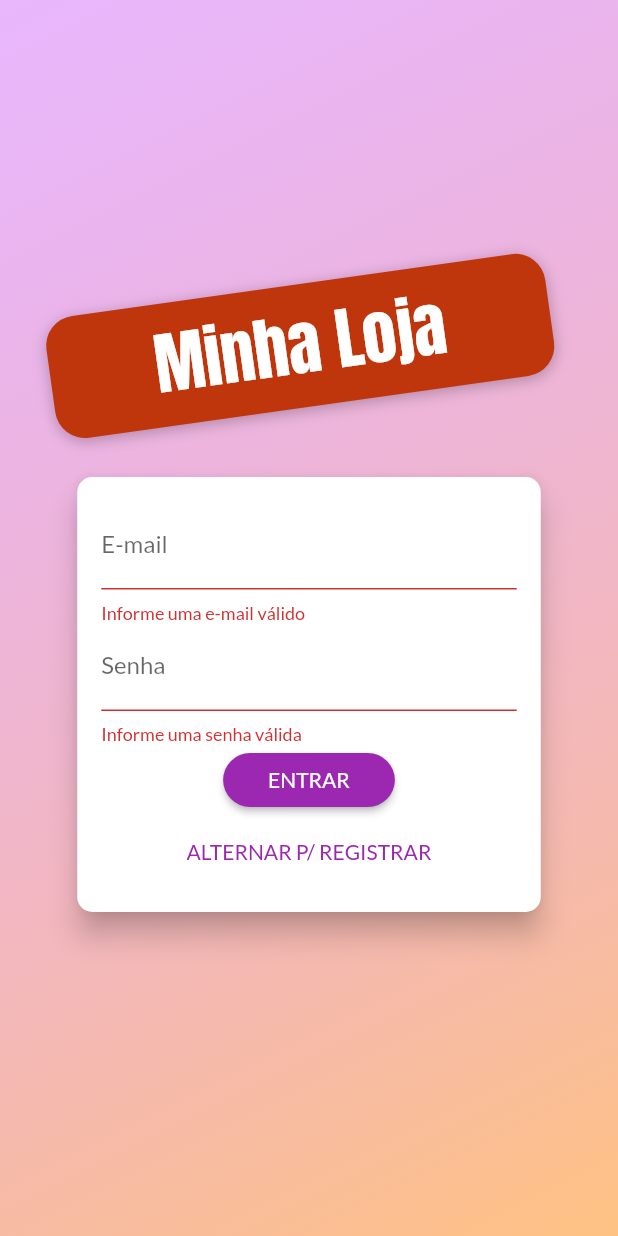
After one commit to gian418/shop-flutter, a Flutter app: the screen it shows after launch, after a tap on "ENTRAR", on a phone screen of 412 x 824 dp. The commit adds this screen. Run offline on Flutter 3.47's test engine with Material 2 defaults, Android fonts, the phone set to English and light mode, and no system bars; our stand-ins replace shared_preferences; network calls fail.

Commit message:
autenticacao de usuario

```diff
--- /dev/null
+++ b/lib/data/store.dart
@@ -0,0 +1,33 @@
+import 'dart:convert';
+
+import 'package:shared_preferences/shared_preferences.dart';
+
+class Store {
+  static Future<void> saveString(String key, String value) async {
+    final prefs = await SharedPreferences.getInstance();
+    prefs.setString(key, value);
+  }
+
+  static Future<void> saveMap(String key, Map<String, dynamic> value) async {
+    saveString(key, json.encode(value));
+  }
+
+  static Future<String> getString(String key) async {
+    final prefs = await SharedPreferences.getInstance();
+    return prefs.getString(key);
+  }
+
+  static Future<Map<String, dynamic>> getMap(String key) async {
+    try {
+      Map<String, dynamic> map = json.decode(await getString(key));
+      return map;
+    } catch (_) {
+      return null;
+    }
+  }
+
+  static Future<bool> remove(String key) async {
+    final prefs = await SharedPreferences.getInstance();
+    return prefs.remove(key);
+  }
+}
--- /dev/null
+++ b/lib/exceptions/auth_exception.dart
@@ -0,0 +1,23 @@
+class AuthException implements Exception {
+  static const Map<String, String> errors = {
+    "EMAIL_EXISTS": "E-mail existe",
+    "OPERATION_NOT_ALLOWED": "Operação não permitida",
+    "TOO_MANY_ATTEMPTS_TRY_LATER": "Tente mais tarde",
+    "EMAIL_NOT_FOUND": "E-mail não encontrado",
+    "INVALID_PASSWORD": "Senha inválida",
+    "USER_DISABLED": "Usu[ario desativado",
+  };
+
+  final String key;
+
+  const AuthException(this.key);
+
+  @override
+  String toString() {
+    if (errors.containsKey(key)) {
+      return errors[key];
+    }
+
+    return "Ocorreu um na autenticação";
+  }
+}
--- a/lib/main.dart
+++ b/lib/main.dart
@@ -1,9 +1,10 @@
 import 'package:flutter/material.dart';
 import 'package:provider/provider.dart';
+import 'package:shop/providers/auth.dart';
+import 'package:shop/views/auth_home_screen.dart';
 
 import './utils/app_routes.dart';
 
-import './views/products_overview_screen.dart';
 import './views/product_detail_screen.dart';
 import './views/cart_screen.dart';
 import './views/orders_screen.dart';
@@ -22,13 +23,26 @@ class MyApp extends StatelessWidget {
     return MultiProvider(
       providers: [
         ChangeNotifierProvider(
+          create: (_) => new Auth(),
+        ),
+        ChangeNotifierProxyProvider<Auth, Products>(
           create: (_) => new Products(),
+          update: (ctx, auth, previousProducts) => new Products(
+            auth.token,
+            auth.userId,
+            previousProducts.items,
+          ),
         ),
         ChangeNotifierProvider(
           create: (_) => new Cart(),
         ),
-        ChangeNotifierProvider(
+        ChangeNotifierProxyProvider<Auth, Orders>(
           create: (_) => new Orders(),
+          update: (ctx, auth, previousOrders) => new Orders(
+            auth.token,
+            auth.userId,
+            previousOrders.items,
+          ),
         ),
       ],
       child: MaterialApp(
@@ -40,7 +54,7 @@ class MyApp extends StatelessWidget {
         ),
         // home: ProductOverviewScreen(),
         routes: {
-          AppRoutes.HOME: (ctx) => ProductOverviewScreen(),
+          AppRoutes.AUTH_HOME: (ctx) => AuthOrHomeScreen(),
           AppRoutes.PRODUCT_DETAIL: (ctx) => ProductDetailScreen(),
           AppRoutes.CART: (ctx) => CartScreen(),
           AppRoutes.ORDERS: (ctx) => OrdersScreen(),
--- /dev/null
+++ b/lib/providers/auth.dart
@@ -0,0 +1,127 @@
+import 'dart:async';
+import 'dart:convert';
+
+import 'package:flutter/material.dart';
+import 'package:http/http.dart';
+import 'package:shop/data/store.dart';
+import 'package:shop/exceptions/auth_exception.dart';
+import 'package:shop/utils/constants.dart';
+
+class Auth with ChangeNotifier {
+  static const _baseUrlAuth = Constants.BASE_API_URL_AUTH;
+  static const _apiKey = Constants.API_KEY;
+  String _token;
+  DateTime _expiryDate;
+  String _userId;
+  Timer _logoutTimer;
+
+  String get userId {
+    return isAuth ? _userId : null;
+  }
+
+  bool get isAuth {
+    return token != null;
+  }
+
+  String get token {
+    if (_token != null &&
+        _expiryDate != null &&
+        _expiryDate.isAfter(DateTime.now())) {
+      return _token;
+    }
+
+    return null;
+  }
+
+  Future<void> _authenticate(
+      String email, String password, String urlSegment) async {
+    final response = await post(
+      "$_baseUrlAuth$urlSegment$_apiKey",
+      body: json.encode({
+        "email": email,
+        "password": password,
+        "returnSecureToken": true,
+      }),
+    );
+
+    final responseBody = json.decode(response.body);
+    if (responseBody["error"] != null) {
+      throw AuthException(responseBody["error"]["message"]);
+    } else {
+      _token = responseBody["idToken"];
+      _userId = responseBody["localId"];
+      _expiryDate = DateTime.now().add(
+        Duration(
+          seconds: int.parse(responseBody["expiresIn"]),
+        ),
+      );
+
+      Store.saveMap('userData', {
+        "token": _token,
+        "userId": _userId,
+        "expiryDate": _expiryDate.toIso8601String(),
+      });
+
+      _autoLogout();
+      notifyListeners();
+    }
+
+    return Future.value();
+  }
+
+  Future<void> signup(String email, String password) async {
+    return _authenticate(email, password, Constants.AUTH_SINGUP_URL);
+  }
+
+  Future<void> login(String email, String password) async {
+    return _authenticate(email, password, Constants.AUTH_LOGIN_URL);
+  }
+
+  Future<void> tryAutoLogin() async {
+    if (isAuth) {
+      return Future.value();
+    }
+
+    final userData = await Store.getMap('userData');
+
+    if (userData == null) {
+      return Future.value();
+    }
+
+    final expiryDate = DateTime.parse(userData["expiryDate"]);
+    if (expiryDate.isBefore(DateTime.now())) {
+      return Future.value();
+    }
+
+    _userId = userData["userId"];
+    _token = userData["token"];
+    _expiryDate = expiryDate;
+
+    _autoLogout();
+    notifyListeners();
+    return Future.value();
+  }
+
+  void logout() {
+    _token = null;
+    _userId = null;
+    _expiryDate = null;
+
+    if (_logoutTimer != null) {
+      _logoutTimer.cancel();
+      _logoutTimer = null;
+    }
+
+    Store.remove('userData');
+    notifyListeners();
+  }
+
+  void _autoLogout() {
+    if (_logoutTimer != null) {
+      _logoutTimer.cancel();
+    }
+
+    final timeToLogout = _expiryDate.difference(DateTime.now()).inSeconds;
+    _logoutTimer = Timer(Duration(seconds: timeToLogout), logout);
+  }
+}
--- a/lib/providers/orders.dart
+++ b/lib/providers/orders.dart
@@ -24,6 +24,10 @@ class Order {
 class Orders with ChangeNotifier {
   final String _baseUrl = '${Constants.BASE_API_URL}/orders';
   List<Order> _items = [];
+  String _token;
+  String _userId;
+
+  Orders([this._token, this._userId, this._items = const []]);
 
   List<Order> get items {
     return [..._items];
@@ -36,7 +40,7 @@ class Orders with ChangeNotifier {
   Future<void> addOrder(Cart cart) async {
     final date = DateTime.now();
     final response = await http.post(
-      "$_baseUrl.json",
+      "$_baseUrl/$_userId.json?auth=$_token",
       body: json.encode({
         'total': cart.totalAmount,
         'date': date.toIso8601String(),
@@ -67,7 +71,7 @@ class Orders with ChangeNotifier {
 
   Future<void> loadOrders() async {
     List<Order> loadedItems = [];
-    final response = await http.get("$_baseUrl.json");
+    final response = await http.get("$_baseUrl/$_userId.json?auth=$_token");
     Map<String, dynamic> data = json.decode(response.body);
 
     if (data != null) {
--- a/lib/utils/app_routes.dart
+++ b/lib/utils/app_routes.dart
@@ -1,5 +1,6 @@
 class AppRoutes {
-  static const HOME = '/';
+  static const AUTH_HOME = '/';
+  static const HOME = '/home';
   static const PRODUCT_DETAIL = '/product-detail';
   static const CART = '/cart';
   static const ORDERS = '/orders';
--- a/lib/utils/constants.dart
+++ b/lib/utils/constants.dart
@@ -1,3 +1,8 @@
 class Constants {
   static const BASE_API_URL = 'https://flutter-gha.firebaseio.com';
+  static const BASE_API_URL_AUTH =
+      'https://identitytoolkit.googleapis.com/v1/accounts:';
+  static const AUTH_SINGUP_URL = 'signUp?key=';
+  static const AUTH_LOGIN_URL = 'signInWithPassword?key=';
+  static const API_KEY = 'AIzaSyDXQBVizDpwNrYo7a79s3hRAChqf-Pr5PM';
 }
--- /dev/null
+++ b/lib/views/auth_home_screen.dart
@@ -0,0 +1,24 @@
+import 'package:flutter/material.dart';
+import 'package:provider/provider.dart';
+import 'package:shop/providers/auth.dart';
+import 'package:shop/views/auth_screen.dart';
+import 'package:shop/views/products_overview_screen.dart';
+
+class AuthOrHomeScreen extends StatelessWidget {
+  @override
+  Widget build(BuildContext context) {
+    Auth auth = Provider.of(context);
+    return FutureBuilder(
+      future: auth.tryAutoLogin(),
+      builder: (ctx, snapshot) {
+        if (snapshot.connectionState == ConnectionState.waiting) {
+          return Center(child: CircularProgressIndicator());
+        } else if (snapshot.error != null) {
+          return Center(child: Text('Ocoreu um erro.'));
+        } else {
+          return auth.isAuth ? ProductOverviewScreen() : AuthScreen();
+        }
+      },
+    );
+  }
+}
--- /dev/null
+++ b/lib/views/auth_screen.dart
@@ -0,0 +1,64 @@
+import 'dart:math';
+
+import 'package:flutter/material.dart';
+import 'package:shop/widgets/auth_card.dart';
+
+class AuthScreen extends StatelessWidget {
+  @override
+  Widget build(BuildContext context) {
+    return Scaffold(
+      body: Stack(
+        children: <Widget>[
+          Container(
+            decoration: BoxDecoration(
+              gradient: LinearGradient(
+                colors: [
+                  Color.fromRGBO(215, 117, 255, 0.5),
+                  Color.fromRGBO(255, 188, 117, 0.9),
+                ],
+                begin: Alignment.topLeft,
+                end: Alignment.bottomRight,
+              ),
+            ),
+          ),
+          Container(
+            width: double.infinity,
+            child: Column(
+              mainAxisAlignment: MainAxisAlignment.center,
+              crossAxisAlignment: CrossAxisAlignment.center,
+              children: <Widget>[
+                Container(
+                  margin: EdgeInsets.only(bottom: 20.0),
+                  padding: EdgeInsets.symmetric(
+                    vertical: 8,
+                    horizontal: 70,
+                  ),
+                  transform: Matrix4.rotationZ(-8 * pi / 180)..translate(-10.0),
+                  decoration: BoxDecoration(
+                      borderRadius: BorderRadius.circular(20),
+                      color: Colors.deepOrange.shade900,
+                      boxShadow: [
+                        BoxShadow(
+                          blurRadius: 8,
+                          color: Colors.black26,
+                          offset: Offset(0, 2),
+                        ),
+                      ]),
+                  child: Text(
+                    "Minha Loja",
+                    style: TextStyle(
+                      color: Theme.of(context).accentTextTheme.headline6.color,
+                      fontSize: 45,
+                      fontFamily: 'Anton',
+                    ),
+                  ),
+                ),
+                AuthCard(),
+              ],
+            ),
+          )
+        ],
+      ),
+    );
+  }
+}
--- /dev/null
+++ b/lib/widgets/auth_card.dart
@@ -0,0 +1,170 @@
+import 'package:flutter/material.dart';
+import 'package:provider/provider.dart';
+import 'package:shop/exceptions/auth_exception.dart';
+import 'package:shop/providers/auth.dart';
+
+enum AuthMode { Signup, Login }
+
+class AuthCard extends StatefulWidget {
+  @override
+  _AuthCardState createState() => _AuthCardState();
+}
+
+class _AuthCardState extends State<AuthCard> {
+  GlobalKey<FormState> _form = GlobalKey();
+  bool _isLoading = false;
+  AuthMode _authMode = AuthMode.Login;
+  final _passwordController = TextEditingController();
+  final Map<String, String> _authData = {
+    'email': '',
+    'password': '',
+  };
+
+  void _showErrorDialog(String msg) {
+    showDialog(
+      context: context,
+      builder: (ctx) => AlertDialog(
+        title: Text("Ocorreu um erro"),
+        content: Text(msg),
+        actions: <Widget>[
+          FlatButton(
+            onPressed: () {
+              Navigator.of(context).pop();
+            },
+            child: Text("Fechar"),
+          ),
+        ],
+      ),
+    );
+  }
+
+  Future<void> _submit() async {
+    if (!_form.currentState.validate()) {
+      return;
+    }
+
+    setState(() {
+      _isLoading = true;
+    });
+
+    _form.currentState.save();
+    Auth auth = Provider.of<Auth>(context, listen: false);
+
+    try {
+      if (_authMode == AuthMode.Login) {
+        await auth.login(_authData["email"], _authData["password"]);
+      } else {
+        await auth.signup(_authData["email"], _authData["password"]);
+      }
+    } on AuthException catch (error) {
+      _showErrorDialog(error.toString());
+    } catch (error) {
+      _showErrorDialog("Houve um erro inesperado...");
+    }
+
+    setState(() {
+      _isLoading = false;
+    });
+  }
+
+  void _switchAuthMode() {
+    if (_authMode == AuthMode.Login) {
+      setState(() {
+        _authMode = AuthMode.Signup;
+      });
+    } else {
+      setState(() {
+        _authMode = AuthMode.Login;
+      });
+    }
+  }
+
+  @override
+  Widget build(BuildContext context) {
+    final deviceSize = MediaQuery.of(context).size;
+
+    return Card(
+      elevation: 8.0,
+      shape: RoundedRectangleBorder(
+        borderRadius: BorderRadius.circular(10.0),
+      ),
+      child: Container(
+        padding: EdgeInsets.all(16.0),
+        height: _authMode == AuthMode.Login ? 290 : 371,
+        width: deviceSize.width * 0.75,
+        child: Form(
+          key: _form,
+          child: Column(
+            children: <Widget>[
+              TextFormField(
+                decoration: InputDecoration(labelText: "E-mail"),
+                keyboardType: TextInputType.emailAddress,
+                validator: (value) {
+                  if (value.isEmpty || !value.contains('@')) {
+                    return "Informe uma e-mail válido";
+                  }
+
+                  return null;
+                },
+                onSaved: (value) => _authData['email'] = value,
+              ),
+              TextFormField(
+                decoration: InputDecoration(labelText: "Senha"),
+                controller: _passwordController,
+                obscureText: true,
+                validator: (value) {
+                  if (value.isEmpty || value.length < 5) {
+                    return "Informe uma senha válida";
+                  }
+
+                  return null;
+                },
+                onSaved: (value) => _authData['password'] = value,
+              ),
+              if (_authMode == AuthMode.Signup)
+                TextFormField(
+                  decoration: InputDecoration(labelText: "Confirmar Senha"),
+                  obscureText: true,
+                  validator: _authMode == AuthMode.Signup
+                      ? (value) {
+                          if (value != _passwordController.text) {
+                            return "Senhas são diferentes";
+                          }
+
+                          return null;
+                        }
+                      : null,
+                ),
+              Spacer(),
+              if (_isLoading)
+                CircularProgressIndicator()
+              else
+                RaisedButton(
+                  shape: RoundedRectangleBorder(
+                    borderRadius: BorderRadius.circular(30),
+                  ),
+                  color: Theme.of(context).primaryColor,
+                  textColor: Theme.of(context).primaryTextTheme.button.color,
+                  padding: EdgeInsets.symmetric(
+                    horizontal: 30.0,
+                    vertical: 8.0,
+                  ),
+                  child: Text(
+                    _authMode == AuthMode.Login ? 'ENTRAR' : 'REGISTRAR',
+                  ),
+                  onPressed: _submit,
+                ),
+              FlatButton(
+                onPressed: _switchAuthMode,
+                child: Text(
+                  "ALTERNAR P/ ${_authMode == AuthMode.Login ? "REGISTRAR" : "LOGIN"}",
+                ),
+                textColor: Theme.of(context).primaryColor,
+              ),
+            ],
+          ),
+        ),
+      ),
+    );
+  }
+}
--- a/lib/widgets/product_grid_item.dart
+++ b/lib/widgets/product_grid_item.dart
@@ -1,5 +1,6 @@
 import 'package:flutter/material.dart';
 import 'package:provider/provider.dart';
+import 'package:shop/providers/auth.dart';
 import '../providers/product.dart';
 import '../providers/cart.dart';
 import '../utils/app_routes.dart';
@@ -9,6 +10,7 @@ class ProductGridItem extends StatelessWidget {
   Widget build(BuildContext context) {
     final Product product = Provider.of<Product>(context, listen: false);
     final Cart cart = Provider.of<Cart>(context, listen: false);
+    final Auth auth = Provider.of(context, listen: false);
 
     return ClipRRect(
       borderRadius: BorderRadius.circular(10),
@@ -33,7 +35,7 @@ class ProductGridItem extends StatelessWidget {
                   product.isFavorite ? Icons.favorite : Icons.favorite_border),
               color: Theme.of(context).accentColor,
               onPressed: () {
-                product.toggleFavorite();
+                product.toggleFavorite(auth.token, auth.userId);
               },
             ),
           ),
--- a/pubspec.yaml
+++ b/pubspec.yaml
@@ -26,6 +26,7 @@ dependencies:
   provider: ^4.0.5
   intl: ^0.16.1
   http: ^0.12.1
+  shared_preferences: ^0.5.7+3
 
 
   # The following adds the Cupertino Icons font to your application.
```
Also changed, not shown: lib/providers/product.dart (+5 -6 lines), lib/providers/products.dart (+17 -6 lines), lib/widgets/app_drawer.dart (+11 -1 lines), pubspec.lock, 6 other files.
